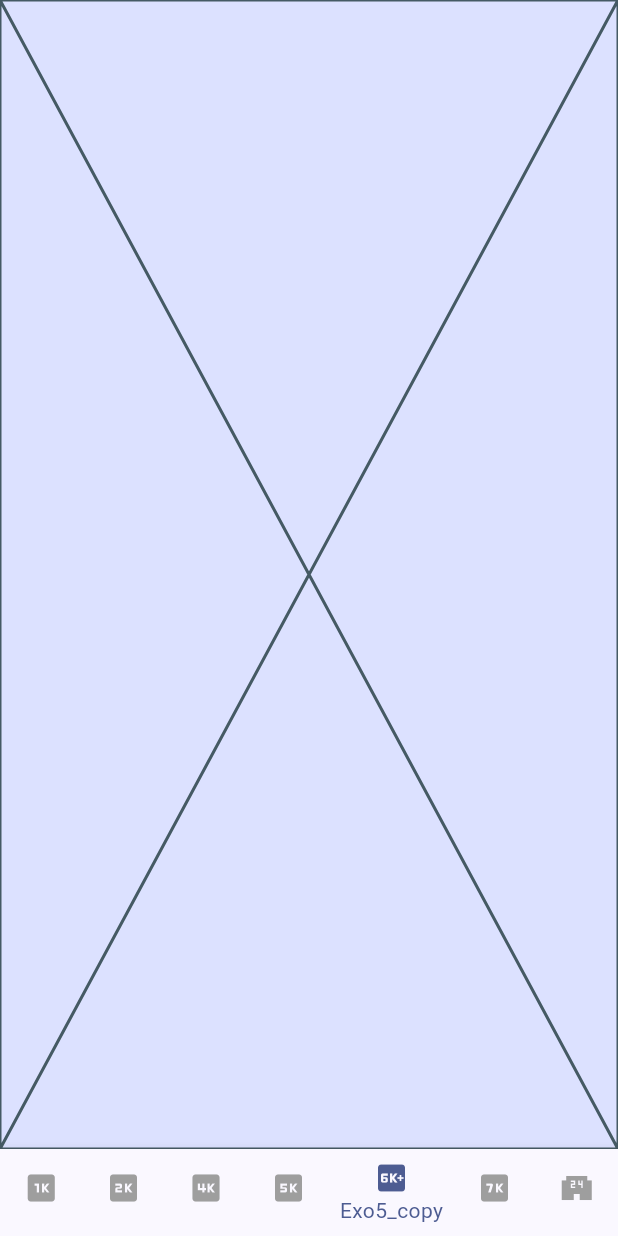
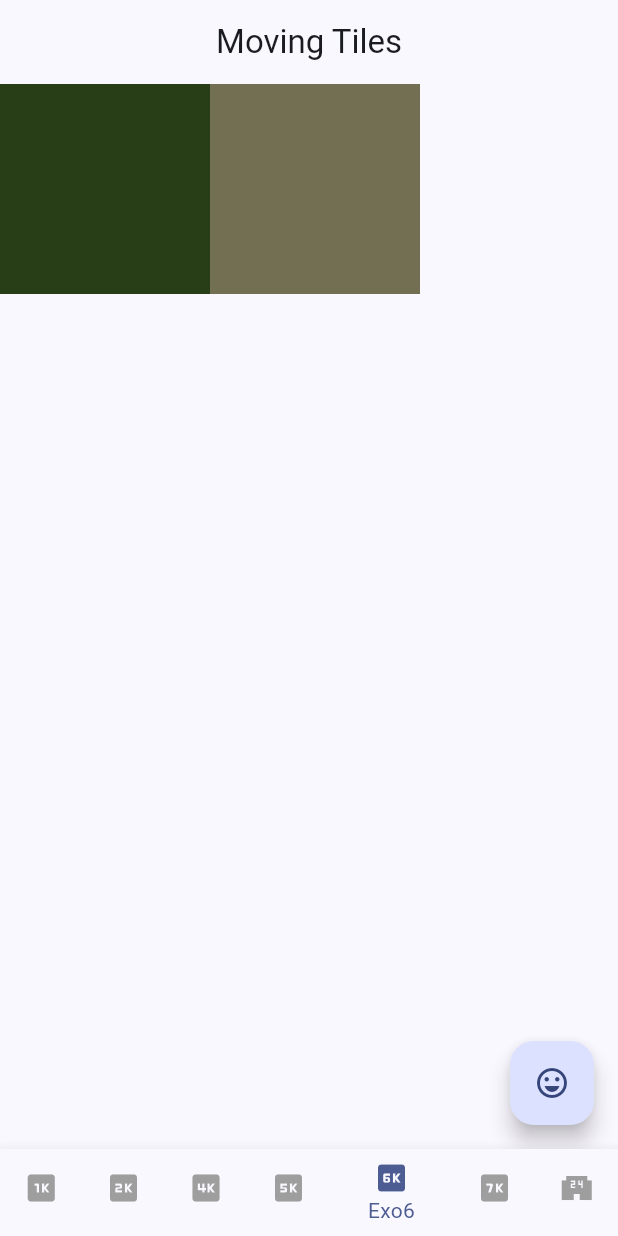
Before and after one commit to Marty059/AMSE, a Flutter app: the screen it shows after launch, item 5 of the bottom bar chosen, on a phone screen of 412 x 824 dp. Run offline on Flutter 3.47's test engine with Material 3 defaults, Android fonts, the phone set to English and light mode, and no system bars; network calls fail.

Commit message:
exo 6 hop là

```diff
--- a/tp2/lib/Exo6.dart
+++ b/tp2/lib/Exo6.dart
@@ -0,0 +1,72 @@
+import 'package:flutter/material.dart';
+import 'dart:math' as math;
+
+// ==============
+// Models
+// ==============
+
+math.Random random = new math.Random();
+
+class Tile {
+  late Color color;
+
+  Tile(this.color);
+  Tile.randomColor() {
+    this.color = Color.fromARGB(
+        255, random.nextInt(255), random.nextInt(255), random.nextInt(255));
+  }
+}
+
+// ==============
+// Widgets
+// ==============
+
+class TileWidget extends StatelessWidget {
+  final Tile tile;
+
+  TileWidget(this.tile);
+
+  @override
+  Widget build(BuildContext context) {
+    return this.coloredBox();
+  }
+
+  Widget coloredBox() {
+    return Container(
+        color: tile.color,
+        child: Padding(
+          padding: EdgeInsets.all(70.0),
+        ));
+  }
+}
+
+void main() => runApp(new MaterialApp(home: Exo6()));
+
+class Exo6 extends StatefulWidget {
+  @override
+  State<StatefulWidget> createState() => PositionedTilesState();
+}
+
+class PositionedTilesState extends State<Exo6> {
+  List<Widget> tiles =
+      List<Widget>.generate(2, (index) => TileWidget(Tile.randomColor()));
+
+  @override
+  Widget build(BuildContext context) {
+    return Scaffold(
+      appBar: AppBar(
+        title: Text('Moving Tiles'),
+        centerTitle: true,
+      ),
+      body: Row(children: tiles),
+      floatingActionButton: FloatingActionButton(
+          child: Icon(Icons.sentiment_very_satisfied), onPressed: swapTiles),
+    );
+  }
+
+  swapTiles() {
+    setState(() {
+      tiles.insert(1, tiles.removeAt(0));
+    });
+  }
+}
--- a/tp2/lib/main.dart
+++ b/tp2/lib/main.dart
@@ -5,6 +5,7 @@ import 'package:tp2/Exo2.dart';
 import 'package:tp2/Exo4.dart';
 
 import 'package:tp2/Exo5.dart';
+import 'package:tp2/Exo6.dart';
 
 void main() {
   runApp(MyApp());
@@ -63,7 +64,7 @@ class _MyHomePageState extends State<MyHomePage> {
         page = Exo5();
         break;
       case 4:
-        page = Placeholder();
+        page = Exo6();
         break;
       case 5:
         page = Placeholder();
@@ -102,12 +103,12 @@ class _MyHomePageState extends State<MyHomePage> {
                   label: 'Exo5',
                 ),
                 BottomNavigationBarItem(
-                  icon: Icon(Icons.six_k_plus),
-                  label: 'Exo5_copy',
+                  icon: Icon(Icons.six_k),
+                  label: 'Exo6',
                 ),
                 BottomNavigationBarItem(
                   icon: Icon(Icons.seven_k),
-                  label: 'Exo6',
+                  label: 'Exo7',
                 ),
                 BottomNavigationBarItem(
                   icon: Icon(Icons.local_convenience_store_sharp),
```
